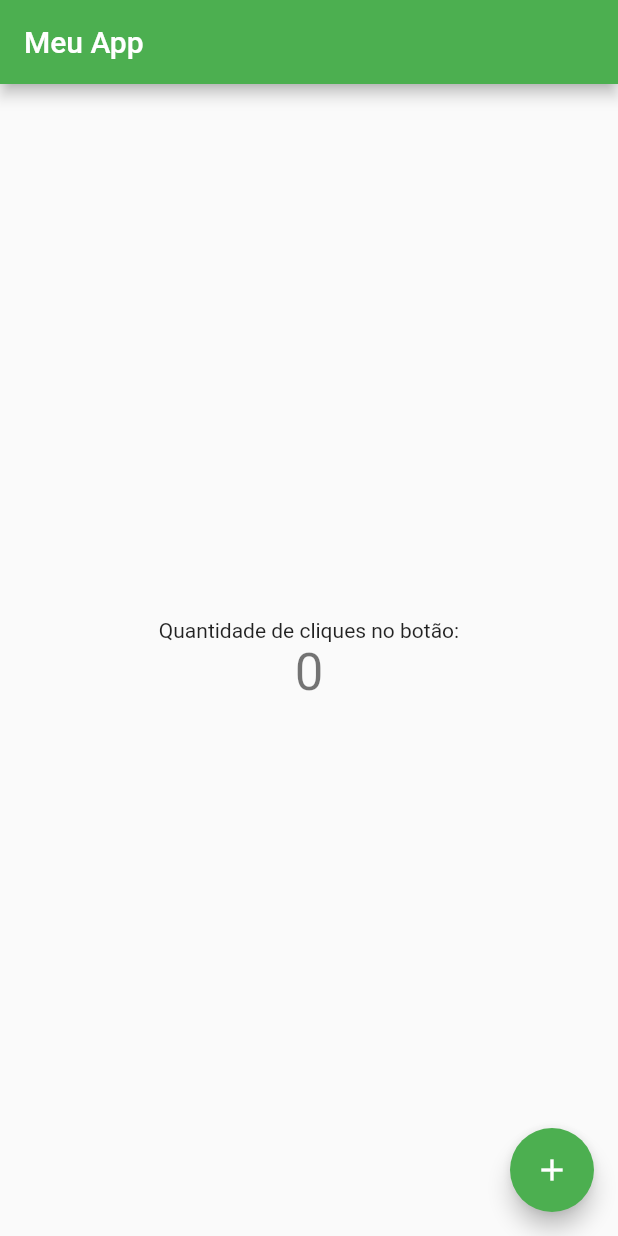
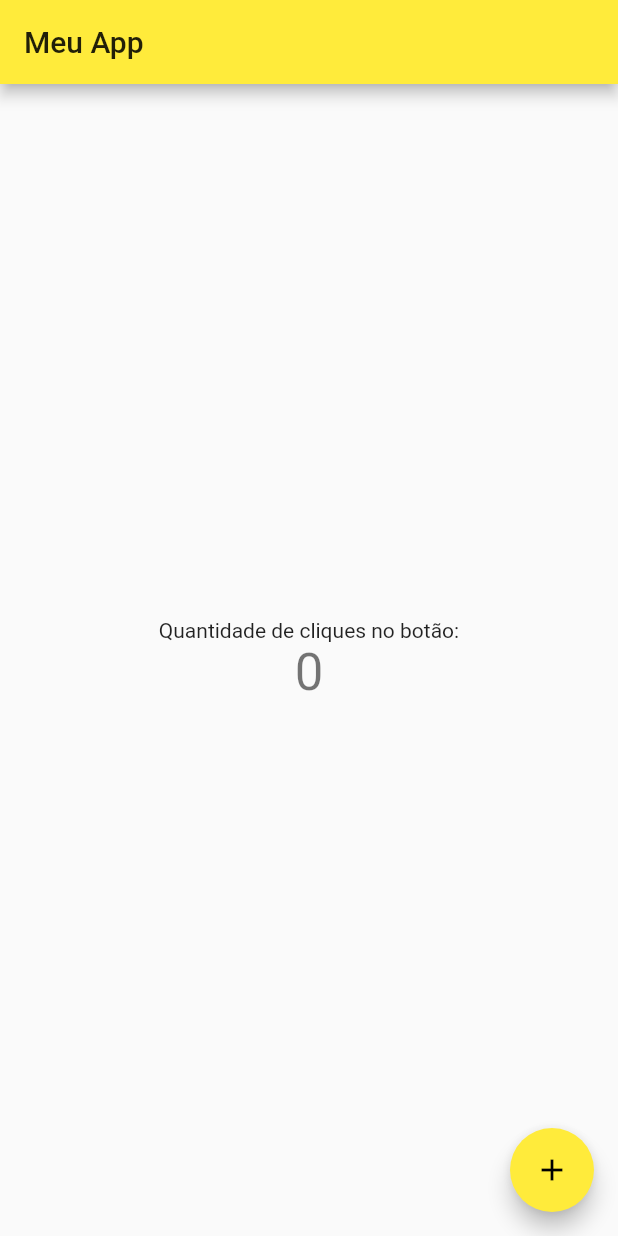
Before and after one commit to rodrigodmpa/dev-app-flutter, a Flutter app: the screen it shows after launch, on a phone screen of 412 x 824 dp. Run offline on Flutter 3.47's test engine with Material 2 defaults, Android fonts, the phone set to English and light mode, and no system bars.

Commit message:
Testando o hot reload, top demais

```diff
--- a/lib/main.dart
+++ b/lib/main.dart
@@ -18,7 +18,7 @@ class MyApp extends StatelessWidget {
         // or simply save your changes to "hot reload" in a Flutter IDE).
         // Notice that the counter didn't reset back to zero; the application
         // is not restarted.
-        primarySwatch: Colors.green,
+        primarySwatch: Colors.yellow,
       ),
       home: MyHomePage(title: 'Meu App'),
     );
```
